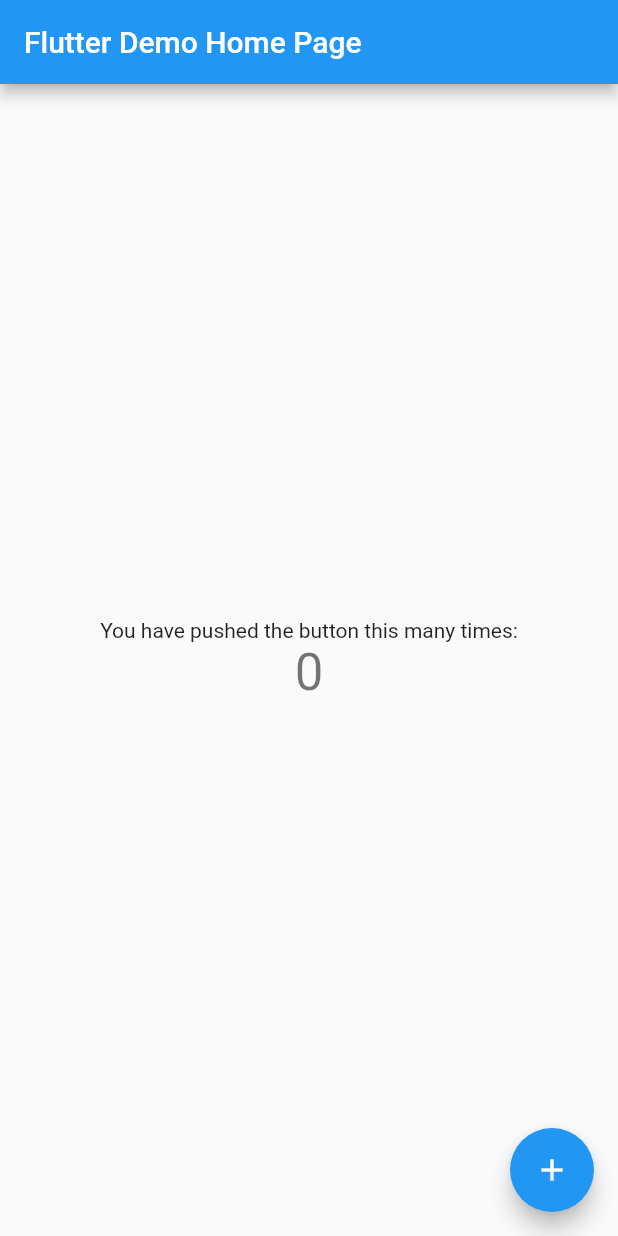
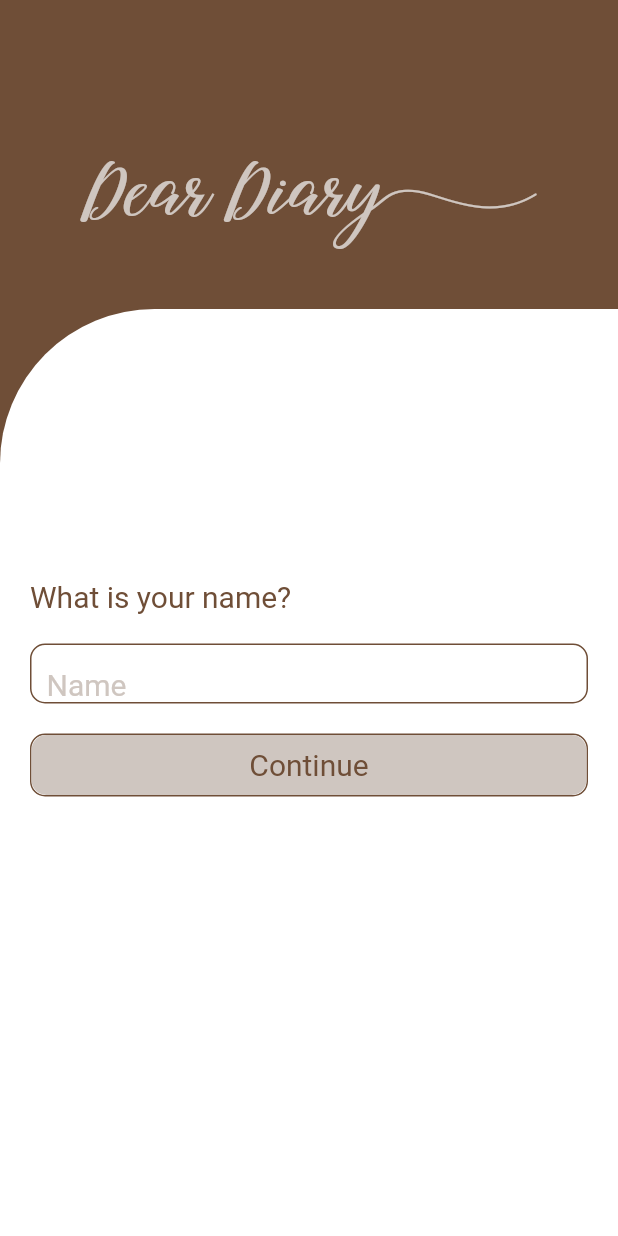
Before and after one commit to PinsaraKWeerasinghe/training_app, a Flutter app: the screen it shows after launch, on a phone screen of 412 x 824 dp. Run offline on Flutter 3.47's test engine with Material 2 defaults, Android fonts, the phone set to English and light mode, and no system bars; Roboto replaces fonts that are missing (AmericanTypewriter).

Commit message:
first page done

```diff
--- /dev/null
+++ b/lib/homescreen.dart
@@ -0,0 +1,136 @@
+import 'package:flutter/material.dart';
+
+class MyHomePage extends StatefulWidget {
+  @override
+  _MyHomePageState createState() => _MyHomePageState();
+}
+
+class _MyHomePageState extends State<MyHomePage> {
+  @override
+  Widget build(BuildContext context) {
+    return Scaffold(
+      backgroundColor: Color(0xFF6F4E37),
+      body: Column(
+        children: <Widget>[
+          Container(
+            height: MediaQuery.of(context).size.height / 4,
+            child: Padding(
+              padding:
+                  EdgeInsets.only(top: MediaQuery.of(context).size.height / 8),
+              child: Text(
+                "Dear Diar",
+                style: TextStyle(
+                  color: Color(0xFFCFC6C0),
+                  fontFamily: 'Nightcall',
+                  fontSize: 48,
+                ),
+              ),
+            ),
+          ),
+          Container(
+            height: (3 * MediaQuery.of(context).size.height) / 4,
+            width: MediaQuery.of(context).size.width,
+            decoration: BoxDecoration(
+              color: Colors.white,
+              borderRadius: BorderRadius.only(
+                topLeft: Radius.circular(MediaQuery.of(context).size.width / 4),
+              ),
+            ),
+            child: Container(
+              margin: const EdgeInsets.only(
+                top: (180),
+              ),
+              child: Column(
+                children: <Widget>[
+                  Container(
+                    width: MediaQuery.of(context).size.width - 40,
+                    child: Container(
+                      width: MediaQuery.of(context).size.width - 40,
+                      child: Text(
+                        'What is your name?',
+                        style: TextStyle(
+                          color: Color(0xFF6F4E37),
+                          fontFamily: 'AmericanTypewriter',
+                          fontWeight: FontWeight.normal,
+                          fontSize: 20,
+                        ),
+                      ),
+                    ),
+                  ),
+                  Padding(
+                    padding: EdgeInsets.only(left: 20, top: 20, right: 20),
+                    child: Container(
+                      height: 40,
+                      decoration: BoxDecoration(
+                        border: Border.all(
+                          width: 1,
+                          color: Color(0xFF6F4E37),
+                        ),
+                        borderRadius: BorderRadius.all(Radius.circular(10)),
+                      ),
+                      child: TextField(
+                        decoration: InputDecoration(
+                          hintStyle: TextStyle(
+                            fontSize: 20,
+                            fontFamily: 'AmericanTypewriter',
+                            fontWeight: FontWeight.normal,
+                            color: Color(0xFFCFC6C0),
+                          ),
+                          hintText: 'Name',
+                          border: InputBorder.none,
+                          contentPadding: EdgeInsets.only(
+                            right: 10,
+                            left: 10,
+                            top: 5,
+                          ),
+                        ),
+                        style: TextStyle(
+                          fontSize: 20,
+                          fontFamily: 'AmericanTypewriter',
+                          fontWeight: FontWeight.normal,
+                          color: Color(0xFF6F4E37),
+                        ),
+                        cursorColor: Color(0xFF6F4E37),
+                      ),
+                    ),
+                  ),
+                  Padding(
+                    padding: EdgeInsets.only(top: 20, left: 20, right: 20),
+                    child: Container(
+                      decoration: BoxDecoration(
+                        border: Border.all(
+                          width: 1,
+                          color: Color(0xFF6F4E37),
+                        ),
+                        borderRadius: BorderRadius.all(Radius.circular(10)),
+                      ),
+                      child: SizedBox(
+                        width: MediaQuery.of(context).size.width - 40,
+                        height: 40,
+                        child: FlatButton(
+                          shape: new RoundedRectangleBorder(
+                              borderRadius: new BorderRadius.circular(10)),
+                          color: Color(0xFFCFC6C0),
+                          child: Text(
+                            'Continue',
+                            style: TextStyle(
+                              fontSize: 20,
+                              fontFamily: 'AmericanTypewriter',
+                              fontWeight: FontWeight.normal,
+                              color: Color(0xFF6F4E37),
+                            ),
+                          ),
+                          onPressed: () {},
+                        ),
+                      ),
+                    ),
+                  ),
+                ],
+              ),
+            ),
+          ),
+        ],
+      ),
+    );
+  }
+}
--- a/lib/main.dart
+++ b/lib/main.dart
@@ -1,4 +1,5 @@
 import 'package:flutter/material.dart';
+import 'package:ui_design/homescreen.dart';
 
 void main() => runApp(MyApp());
 
@@ -7,105 +8,8 @@ class MyApp extends StatelessWidget {
   @override
   Widget build(BuildContext context) {
     return MaterialApp(
-      title: 'Flutter Demo',
-      theme: ThemeData(
-        // This is the theme of your application.
-        //
-        // Try running your application with "flutter run". You'll see the
-        // application has a blue toolbar. Then, without quitting the app, try
-        // changing the primarySwatch below to Colors.green and then invoke
-        // "hot reload" (press "r" in the console where you ran "flutter run",
-        // or simply save your changes to "hot reload" in a Flutter IDE).
-        // Notice that the counter didn't reset back to zero; the application
-        // is not restarted.
-        primarySwatch: Colors.blue,
-      ),
-      home: MyHomePage(title: 'Flutter Demo Home Page'),
+      home: MyHomePage(),
+      debugShowCheckedModeBanner: false,
     );
   }
 }
-
-class MyHomePage extends StatefulWidget {
-  MyHomePage({Key key, this.title}) : super(key: key);
-
-  // This widget is the home page of your application. It is stateful, meaning
-  // that it has a State object (defined below) that contains fields that affect
-  // how it looks.
-
-  // This class is the configuration for the state. It holds the values (in this
-  // case the title) provided by the parent (in this case the App widget) and
-  // used by the build method of the State. Fields in a Widget subclass are
-  // always marked "final".
-
-  final String title;
-
-  @override
-  _MyHomePageState createState() => _MyHomePageState();
-}
-
-class _MyHomePageState extends State<MyHomePage> {
-  int _counter = 0;
-
-  void _incrementCounter() {
-    setState(() {
-      // This call to setState tells the Flutter framework that something has
-      // changed in this State, which causes it to rerun the build method below
-      // so that the display can reflect the updated values. If we changed
-      // _counter without calling setState(), then the build method would not be
-      // called again, and so nothing would appear to happen.
-      _counter++;
-    });
-  }
-
-  @override
-  Widget build(BuildContext context) {
-    // This method is rerun every time setState is called, for instance as done
-    // by the _incrementCounter method above.
-    //
-    // The Flutter framework has been optimized to make rerunning build methods
-    // fast, so that you can just rebuild anything that needs updating rather
-    // than having to individually change instances of widgets.
-    return Scaffold(
-      appBar: AppBar(
-        // Here we take the value from the MyHomePage object that was created by
-        // the App.build method, and use it to set our appbar title.
-        title: Text(widget.title),
-      ),
-      body: Center(
-        // Center is a layout widget. It takes a single child and positions it
-        // in the middle of the parent.
-        child: Column(
-          // Column is also a layout widget. It takes a list of children and
-          // arranges them vertically. By default, it sizes itself to fit its
-          // children horizontally, and tries to be as tall as its parent.
-          //
-          // Invoke "debug painting" (press "p" in the console, choose the
-          // "Toggle Debug Paint" action from the Flutter Inspector in Android
-          // Studio, or the "Toggle Debug Paint" command in Visual Studio Code)
-          // to see the wireframe for each widget.
-          //
-          // Column has various properties to control how it sizes itself and
-          // how it positions its children. Here we use mainAxisAlignment to
-          // center the children vertically; the main axis here is the vertical
-          // axis because Columns are vertical (the cross axis would be
-          // horizontal).
-          mainAxisAlignment: MainAxisAlignment.center,
-          children: <Widget>[
-            Text(
-              'You have pushed the button this many times:',
-            ),
-            Text(
-              '$_counter',
-              style: Theme.of(context).textTheme.display1,
-            ),
-          ],
-        ),
-      ),
-      floatingActionButton: FloatingActionButton(
-        onPressed: _incrementCounter,
-        tooltip: 'Increment',
-        child: Icon(Icons.add),
-      ), // This trailing comma makes auto-formatting nicer for build methods.
-    );
-  }
-}
--- /dev/null
+++ b/model/message.dart
@@ -0,0 +1,11 @@
+class Message {
+  final String user;
+  final String title;
+  final String message;
+
+  Message({
+    this.user,
+    this.title,
+    this.message,
+  });
+}
```
Also changed, not shown: pubspec.yaml (+9 -8 lines), assets/fonts/nightcall.ttf (added), 11 other files.
